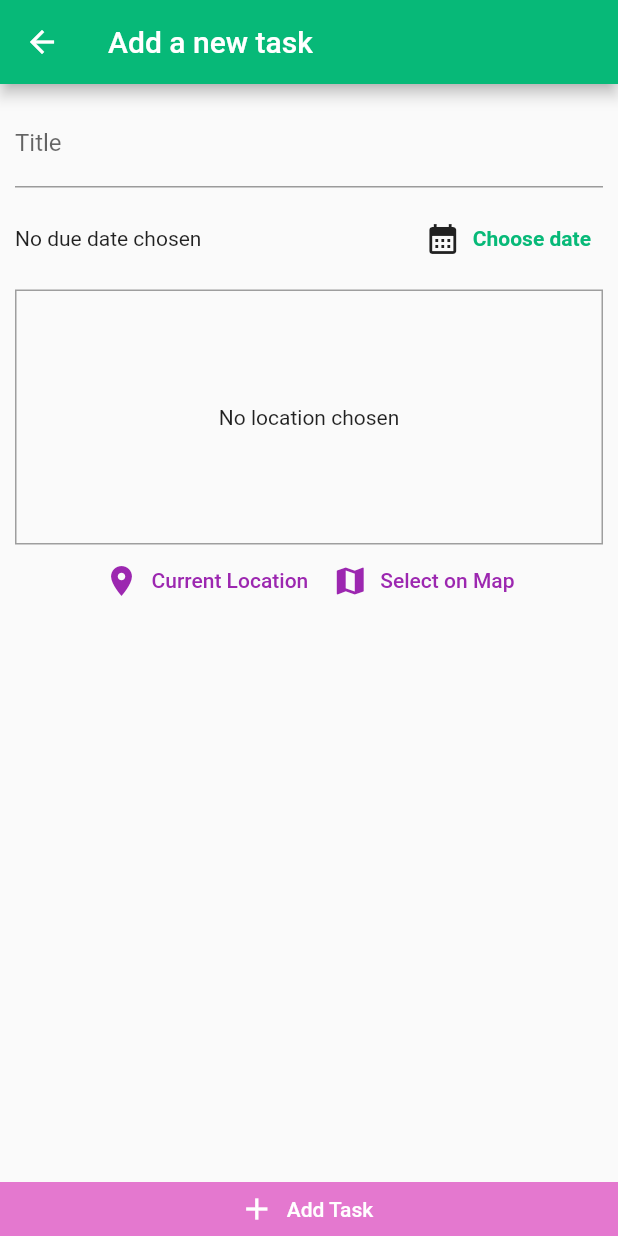
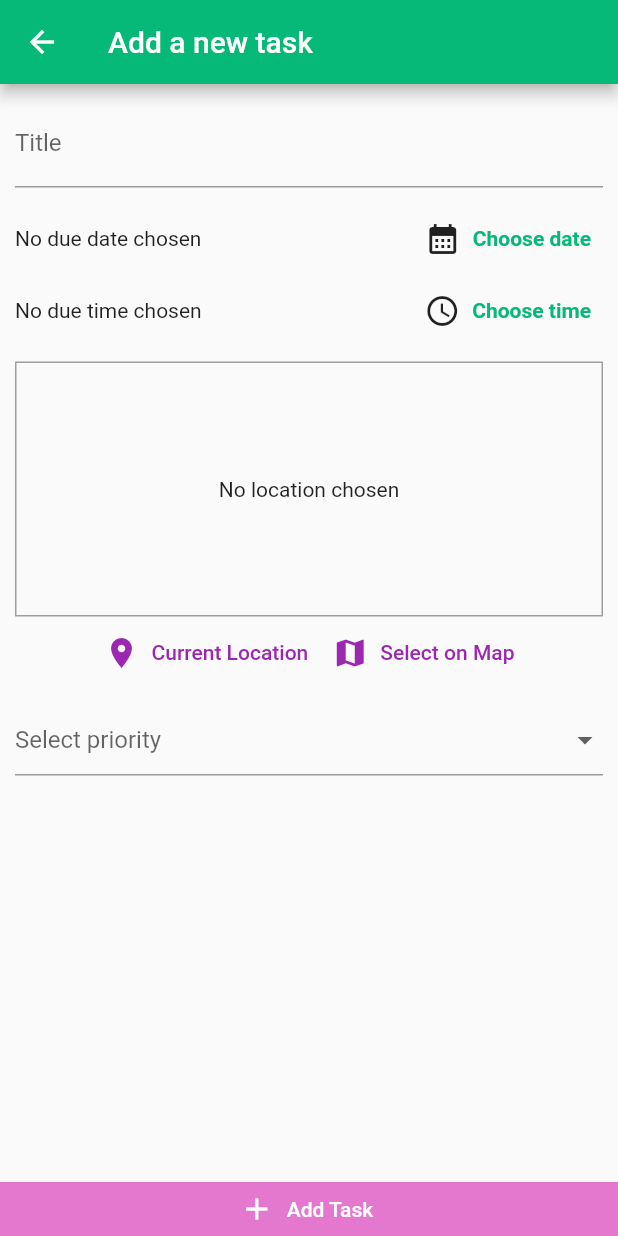
Before and after one commit to MocanuAlexandra/PlanifyApp, a Flutter app: the AddNewTaskScreen screen opened by its route, on a phone screen of 412 x 824 dp. Run offline on Flutter 3.47's test engine with Material 2 defaults, Android fonts, the phone set to English and light mode, and no system bars; our stand-ins replace cloud_firestore, firebase_auth, firebase_core, flutter_form_builder, form_builder_validators, google_maps_flutter and 1 more; accounts and stored records are empty.

Commit message:
Added possibility for user to pick time and priority of the task

```diff
--- a/planify_app/lib/database/database_helper.dart
+++ b/planify_app/lib/database/database_helper.dart
@@ -1,7 +1,9 @@
 import 'package:cloud_firestore/cloud_firestore.dart';
 import 'package:firebase_auth/firebase_auth.dart';
+import 'package:flutter/material.dart';
 
 import '../helpers/location_helper.dart';
+import '../models/task.dart';
 import '../models/task_adress.dart';
 
 class DBHelper {
@@ -30,6 +32,9 @@ class DBHelper {
         'address': task['address'],
         'latitude': task['latitude'],
         'longitude': task['longitude'],
+        'time': task['time'],
+        'priority': task['priority'],
+        'isDone': task['isDone'],
       };
     }).toList();
 
@@ -38,8 +43,12 @@ class DBHelper {
 
   // function for adding tasks to the database
   static void addTask(String? taskTitle, DateTime? selectedDate,
-      TaskAdress? pickedAdress) async {
-    if (taskTitle == null || selectedDate == null || pickedAdress == null) {
+      TimeOfDay? selectedTime, TaskAdress? pickedAdress, Priority? priority ) async {
+    if (taskTitle == null ||
+        selectedDate == null ||
+        pickedAdress == null ||
+        selectedTime == null ||
+        priority == null) {
       return;
     }
 
@@ -53,6 +62,28 @@ class DBHelper {
         longitude: pickedAdress.longitude,
         address: address);
 
+    //create a new time with the selected time
+    String time = selectedTime.hour < 10
+        ? '0${selectedTime.hour}:${selectedTime.minute}'
+        : selectedTime.minute < 10
+            ? '${selectedTime.hour}:0${selectedTime.minute}'
+            : '${selectedTime.hour}:${selectedTime.minute}';
+
+    // transform the priority to a string
+    String priorityString = '';
+    switch (priority) {
+      case Priority.casual:
+        priorityString = 'Casual';
+        break;
+      case Priority.necessary:
+        priorityString = 'Necessary';
+        break;
+      case Priority.important:
+        priorityString = 'Important';
+        break;
+
+  }
+
     //add the task in the tasks collection of the connected user
     await FirebaseFirestore.instance
         .collection('users')
@@ -61,9 +92,12 @@ class DBHelper {
         .add({
       'title': taskTitle,
       'dueDate': selectedDate.toIso8601String(),
+      'time': time,
       'latitude': updatedLocation.latitude,
       'longitude': updatedLocation.longitude,
       'address': updatedLocation.address,
+      'priority': priorityString,
+      'isDone': false,
     });
   }
 }
--- a/planify_app/lib/models/task.dart
+++ b/planify_app/lib/models/task.dart
@@ -1,15 +1,23 @@
 import 'package:planify_app/models/task_adress.dart';
+
+enum Priority { casual, necessary, important }
 
 class Task {
   final String? id;
   final String? title;
   final DateTime? dueDate;
+  final String? time;
   final TaskAdress? address;
+  final String? priority;
+  bool isDone;
 
   Task({
     this.id,
     this.title,
     this.dueDate,
+    this.time,
     this.address,
+    this.priority,
+    this.isDone = false,
   });
 }
--- a/planify_app/lib/providers/tasks.dart
+++ b/planify_app/lib/providers/tasks.dart
@@ -1,4 +1,5 @@
 import 'package:flutter/cupertino.dart';
+import 'package:flutter/material.dart';
 
 import '../database/database_helper.dart';
 import '../helpers/location_helper.dart';
@@ -26,14 +27,20 @@ class Tasks with ChangeNotifier {
             longitude: task['longitude'],
             address: task['address'],
           ),
+          time: task['time'],
+          priority: task['priority'],
         );
       },
     ).toList();
     notifyListeners();
   }
 
-  void addTask(String? taskTitle, DateTime? selectedDate,
-      TaskAdress? pickedAdress) async {
+  void addTask(
+      String? taskTitle,
+      DateTime? selectedDate,
+      TimeOfDay? selectedTime,
+      TaskAdress? pickedAdress,
+      Priority? priority) async {
     final address = await LocationHelper.getPlaceAddress(
         pickedAdress!.latitude!, pickedAdress.longitude!);
 
@@ -42,10 +49,33 @@ class Tasks with ChangeNotifier {
         longitude: pickedAdress.longitude,
         address: address);
 
+    String time = selectedTime!.hour < 10
+        ? '0${selectedTime.hour}:${selectedTime.minute}'
+        : selectedTime.minute < 10
+            ? '${selectedTime.hour}:0${selectedTime.minute}'
+            : '${selectedTime.hour}:${selectedTime.minute}';
+
+    // transform the priority to a string
+    String priorityString = '';
+    switch (priority!) {
+      case Priority.casual:
+        priorityString = 'Casual';
+        break;
+      case Priority.necessary:
+        priorityString = 'Necessary';
+        break;
+      case Priority.important:
+        priorityString = 'Important';
+        break;
+    }
+
     final newTask = Task(
       title: taskTitle,
       dueDate: selectedDate,
       address: updatedAdress,
+      time: time,
+      priority: priorityString,
+      isDone: false,
     );
 
     _tasks.add(newTask);
--- a/planify_app/lib/screens/location/map_screen.dart
+++ b/planify_app/lib/screens/location/map_screen.dart
@@ -44,7 +44,8 @@ class _MapScreenState extends State<MapScreen> {
             ),
         ],
       ),
-      body: GoogleMap(
+      body:
+      GoogleMap(
           initialCameraPosition: CameraPosition(
             target: LatLng(widget.initialAdress.latitude!,
                 widget.initialAdress.longitude!),
--- a/planify_app/lib/screens/overall_agenda_screen.dart
+++ b/planify_app/lib/screens/overall_agenda_screen.dart
@@ -92,6 +92,8 @@ class OverallAgendaScreen extends StatelessWidget {
                               title: tasks.tasksList[index].title,
                               dueDate: tasks.tasksList[index].dueDate,
                               address: tasks.tasksList[index].address,
+                            time: tasks.tasksList[index].time,
+                            priority: tasks.tasksList[index].priority,
                             ),
                           ),
                   ),
--- a/planify_app/lib/screens/task/add_new_task.dart
+++ b/planify_app/lib/screens/task/add_new_task.dart
@@ -2,6 +2,7 @@ import 'package:flutter/material.dart';
 import 'package:provider/provider.dart';
 
 import '../../database/database_helper.dart';
+import '../../models/task.dart';
 import '../../models/task_adress.dart';
 import '../../providers/tasks.dart';
 import '../../widgets/location/location_input.dart';
@@ -18,7 +19,9 @@ class AddNewTaskScreen extends StatefulWidget {
 class _AddNewTaskScreenState extends State<AddNewTaskScreen> {
   String _taskTitle = '';
   DateTime? _selectedDate;
+  TimeOfDay? _selectedTime;
   TaskAdress? _pickedAdress;
+  Priority? _priority;
 
   void _presentDatePicker() {
     showDatePicker(
@@ -34,6 +37,18 @@ class _AddNewTaskScreenState extends State<AddNewTaskScreen> {
         });
   }
 
+  void _presentTimePicker() {
+    showTimePicker(
+      context: context,
+      initialTime: TimeOfDay.now(),
+    ).then((pickedTime) => {
+          if (pickedTime != null)
+            {
+              setState(() => _selectedTime = pickedTime),
+            }
+        });
+  }
+
   void _selectPlace(double lat, double lng) {
     _pickedAdress = TaskAdress(latitude: lat, longitude: lng);
   }
@@ -42,13 +57,16 @@ class _AddNewTaskScreenState extends State<AddNewTaskScreen> {
     FocusScope.of(context).unfocus();
 
     //add the task in the database
-    DBHelper.addTask(_taskTitle, _selectedDate, _pickedAdress);
+    DBHelper.addTask(
+        _taskTitle, _selectedDate, _selectedTime, _pickedAdress, _priority!);
 
     //add the task in the UI
     Provider.of<Tasks>(context, listen: false).addTask(
       _taskTitle,
       _selectedDate,
+      _selectedTime,
       _pickedAdress,
+      _priority,
     );
 
     // close the screen
@@ -100,11 +118,68 @@ class _AddNewTaskScreenState extends State<AddNewTaskScreen> {
                           ),
                         ],
                       ),
+                      //due time
+                      Row(
+                        // ignore: prefer_const_literals_to_create_immutables
+                        children: [
+                          Expanded(
+                            child: Text(
+                              _selectedTime == null
+                                  ? 'No due time chosen'
+                                  : _selectedTime!.hour < 10 &&
+                                          _selectedTime!.minute < 10
+                                      ? 'Due time: 0${_selectedTime!.hour}:0${_selectedTime!.minute} ${_selectedTime!.period == DayPeriod.am ? 'AM' : 'PM'}'
+                                      : _selectedTime!.hour < 10 &&
+                                              _selectedTime!.minute >= 10
+                                          ? 'Due time: 0${_selectedTime!.hour}:${_selectedTime!.minute} ${_selectedTime!.period == DayPeriod.am ? 'AM' : 'PM'}'
+                                          : _selectedTime!.minute < 10 &&
+                                                  _selectedTime!.hour >= 10
+                                              ? 'Due time: ${_selectedTime!.hour}:0${_selectedTime!.minute} ${_selectedTime!.period == DayPeriod.am ? 'AM' : 'PM'}'
+                                              : 'Due time: ${_selectedTime!.hour}:${_selectedTime!.minute} ${_selectedTime!.period == DayPeriod.am ? 'AM' : 'PM'}',
+                            ),
+                          ),
+                          const Icon(Icons.access_time),
+                          TextButton(
+                            onPressed: _presentTimePicker,
+                            child: const Text(
+                              'Choose time',
+                              style: TextStyle(fontWeight: FontWeight.bold),
+                            ),
+                          ),
+                        ],
+                      ),
                       //adress
                       const SizedBox(height: 10),
                       LocationInput(
                         onSelectPlace: _selectPlace,
                       ),
+                      const SizedBox(height: 10),
+                      //priority
+                      DropdownButtonFormField<Priority>(
+                        icon: const Icon(Icons.arrow_drop_down),
+                        value: _priority,
+                        items: const [
+                          DropdownMenuItem(
+                            value: Priority.casual,
+                            child: Text('Casual'),
+                          ),
+                          DropdownMenuItem(
+                            value: Priority.necessary,
+                            child: Text('Neccessary'),
+                          ),
+                          DropdownMenuItem(
+                            value: Priority.important,
+                            child: Text('Important'),
+                          ),
+                        ],
+                        onChanged: (value) {
+                          setState(() {
+                            _priority = value;
+                          });
+                        },
+                        hint: const Text('Select priority'),
+                      ),
+                      const SizedBox(height: 10),
                     ],
                   ),
                 ),
--- a/planify_app/lib/widgets/task/task_list_item.dart
+++ b/planify_app/lib/widgets/task/task_list_item.dart
@@ -7,6 +7,8 @@ class TaskListItem extends StatelessWidget {
   final String? title;
   final DateTime? dueDate;
   final TaskAdress? address;
+  final String? time;
+  final String? priority;
 
   const TaskListItem({
     super.key,
@@ -14,6 +16,8 @@ class TaskListItem extends StatelessWidget {
     this.title,
     this.dueDate,
     this.address,
+    this.time,
+    this.priority,
   });
 
   @override
@@ -121,6 +125,36 @@ class TaskListItem extends StatelessWidget {
                         DateFormat('dd/MM/yyyy').format(dueDate!),
                       ),
                     ]),
+                    // time
+                    Row(children: [
+                      const Icon(Icons.access_time),
+                      const SizedBox(
+                        width: 6,
+                      ),
+                      Text(time!)
+                    ]),
+                    // priority
+                    Row(children: [
+                      Icon(
+                          priority == "Important"
+                              ? Icons.priority_high
+                              : priority == "Necessary"
+                                  ? Icons.warning
+                                  : priority == "Casual"
+                                      ? Icons.low_priority_sharp
+                                      : Icons.question_mark,
+                          color: priority == "Important"
+                              ? Colors.red
+                              : priority == "Necessary"
+                                  ? Colors.orange
+                                  : priority == "Casual"
+                                      ? Colors.green
+                                      : Colors.black),
+                      const SizedBox(
+                        width: 6,
+                      ),
+                      Text(priority!)
+                    ]),
                   ],
                 ),
               ),
```
